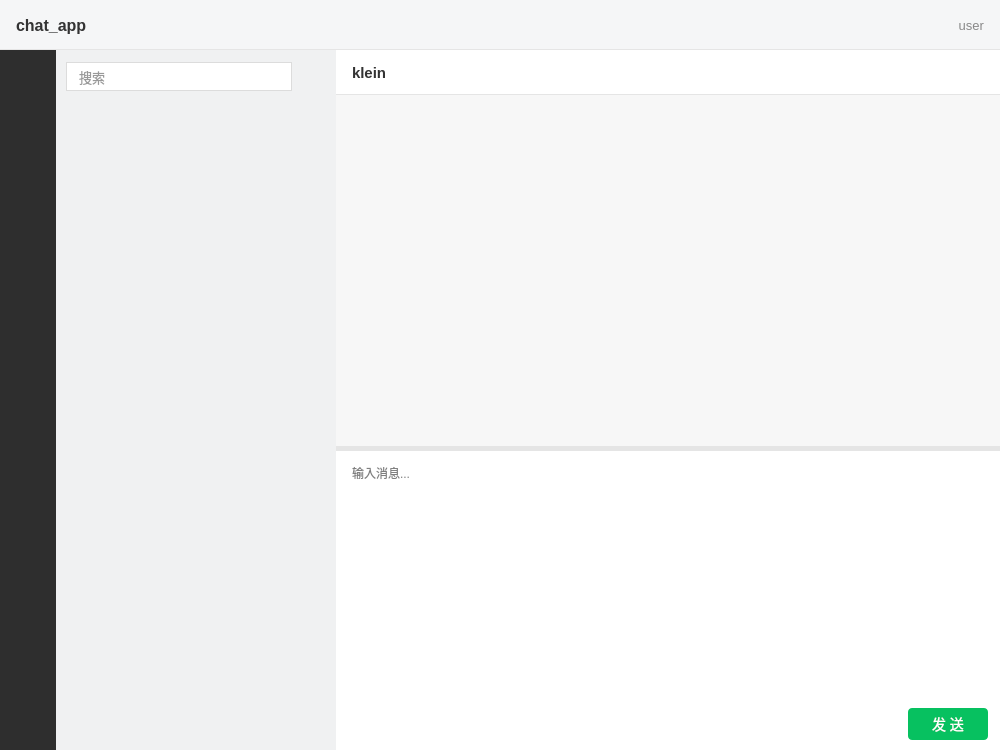
Qt form chat_app desktop/chatdialog.ui (Tindalos-ik/chat_app) before a commit.
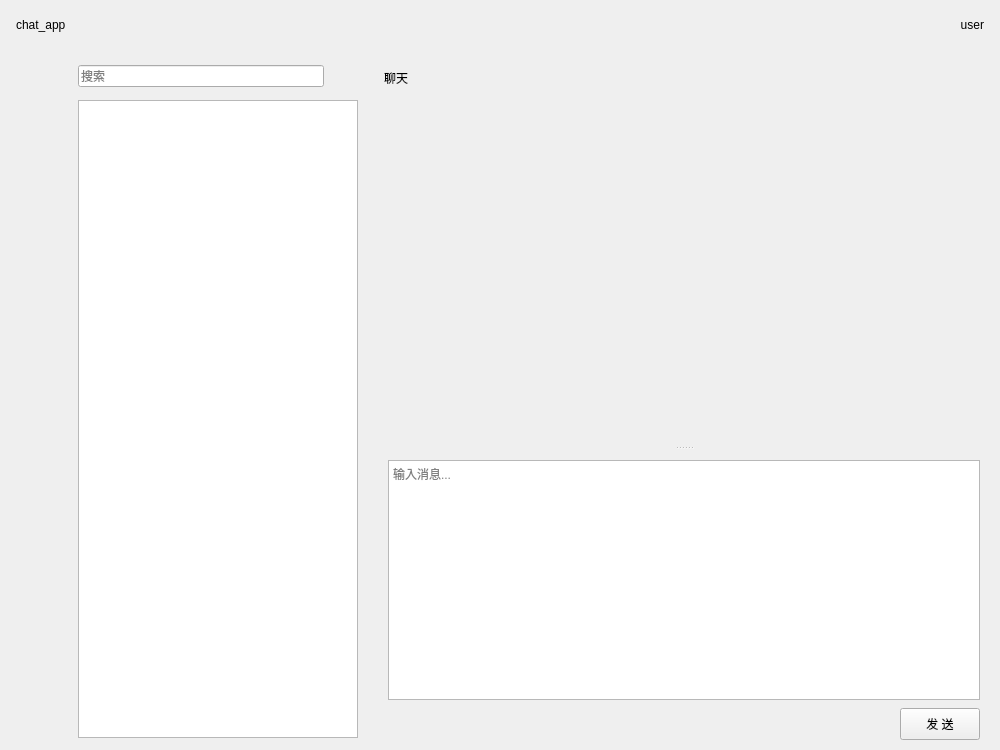
The same form after that commit. Icons and pictures are not drawn. Custom widgets are drawn as their Qt base class.

Patch:
```diff
--- a/chat_app desktop/chatdialog.ui
+++ b/chat_app desktop/chatdialog.ui
@@ -43,9 +43,6 @@
        <height>50</height>
       </size>
      </property>
-     <property name="styleSheet">
-      <string notr="true">background-color: #f5f6f7; border-bottom: 1px solid #e5e5e5;</string>
-     </property>
      <layout class="QHBoxLayout" name="header_layout">
       <property name="leftMargin">
        <number>16</number>
@@ -61,9 +58,6 @@
       </property>
       <item>
        <widget class="QLabel" name="header_title">
-        <property name="styleSheet">
-         <string notr="true">font-size: 16px; font-weight: bold; color: #333333;</string>
-        </property>
         <property name="text">
          <string>chat_app</string>
         </property>
@@ -84,9 +78,6 @@
       </item>
       <item>
        <widget class="QLabel" name="user_label">
-        <property name="styleSheet">
-         <string notr="true">font-size: 13px; color: #888888;</string>
-        </property>
         <property name="text">
          <string>user</string>
         </property>
@@ -119,31 +110,28 @@
       <widget class="QWidget" name="side_bar" native="true">
        <property name="minimumSize">
         <size>
-         <width>56</width>
+         <width>68</width>
          <height>0</height>
         </size>
        </property>
        <property name="maximumSize">
         <size>
-         <width>56</width>
+         <width>68</width>
          <height>16777215</height>
         </size>
        </property>
-       <property name="styleSheet">
-        <string notr="true">background-color: #2e2e2e;</string>
-       </property>
        <layout class="QVBoxLayout" name="side_layout">
         <property name="spacing">
-         <number>8</number>
+         <number>12</number>
         </property>
         <property name="leftMargin">
-         <number>6</number>
+         <number>12</number>
         </property>
         <property name="topMargin">
          <number>12</number>
         </property>
         <property name="rightMargin">
-         <number>6</number>
+         <number>12</number>
         </property>
         <property name="bottomMargin">
          <number>12</number>
@@ -241,19 +229,16 @@
       <widget class="QWidget" name="chat_user_wid" native="true">
        <property name="minimumSize">
         <size>
-         <width>220</width>
+         <width>260</width>
          <height>0</height>
         </size>
        </property>
        <property name="maximumSize">
         <size>
-         <width>280</width>
+         <width>300</width>
          <height>16777215</height>
         </size>
        </property>
-       <property name="styleSheet">
-        <string notr="true">QWidget#chat_user_wid { background-color: #f0f1f2; }</string>
-       </property>
        <layout class="QVBoxLayout" name="user_layout">
         <property name="spacing">
          <number>10</number>
@@ -277,10 +262,6 @@
           </property>
           <item>
            <widget class="QLineEdit" name="search_edit">
-            <property name="styleSheet">
-             <string notr="true">QLineEdit { background-color: #ffffff; border: 1px solid #dcdcdc; border-radius: 15px; padding: 5px 10px; font-size: 13px; color: #333333; }
-QLineEdit:focus { border-color: #07c160; }</string>
-            </property>
             <property name="placeholderText">
              <string>搜索</string>
             </property>
@@ -352,14 +333,6 @@
            </property>
           </widget>
           <widget class="SearchList" name="search_list">
-           <property name="styleSheet">
-            <string notr="true">QListWidget#search_list { background-color: transparent; border: none; }
-QScrollBar:vertical { background: transparent; width: 6px; margin: 0; }
-QScrollBar::handle:vertical { background: #c8c9cc; border-radius: 3px; min-height: 30px; }
-QScrollBar::handle:vertical:hover { background: #b0b3b8; }
-QScrollBar::add-line:vertical, QScrollBar::sub-line:vertical { height: 0; }
-QScrollBar::add-page:vertical, QScrollBar::sub-page:vertical { background: transparent; }</string>
-           </property>
           </widget>
          </widget>
         </item>
@@ -368,9 +341,6 @@
      </item>
      <item>
       <widget class="QWidget" name="chat_data_wid" native="true">
-       <property name="styleSheet">
-        <string notr="true">QWidget#chat_data_wid { background-color: #ffffff; }</string>
-       </property>
        <layout class="QVBoxLayout" name="data_layout">
         <property name="spacing">
          <number>0</number>
@@ -414,18 +384,15 @@
           <property name="minimumSize">
            <size>
             <width>0</width>
-            <height>45</height>
+            <height>56</height>
            </size>
           </property>
           <property name="maximumSize">
            <size>
             <width>16777215</width>
-            <height>45</height>
+            <height>56</height>
            </size>
           </property>
-          <property name="styleSheet">
-           <string notr="true">background-color: #ffffff; border-bottom: 1px solid #e5e5e5;</string>
-          </property>
           <layout class="QHBoxLayout" name="chat_title_layout">
            <property name="leftMargin">
             <number>16</number>
@@ -441,11 +408,8 @@
            </property>
            <item>
             <widget class="QLabel" name="chat_title_label">
-             <property name="styleSheet">
-              <string notr="true">font-size: 15px; font-weight: bold; color: #333333;</string>
-             </property>
              <property name="text">
-              <string>klein</string>
+              <string>聊天</string>
              </property>
             </widget>
            </item>
@@ -467,9 +431,6 @@
         </item>
         <item>
          <widget class="QSplitter" name="chat_splitter">
-          <property name="styleSheet">
-           <string notr="true">QSplitter::handle:vertical { background-color: #e5e5e5; }</string>
-          </property>
           <property name="orientation">
            <enum>Qt::Orientation::Vertical</enum>
           </property>
@@ -477,15 +438,12 @@
            <bool>false</bool>
           </property>
           <widget class="ChatView" name="chat_data" native="true">
-           <property name="styleSheet">
-            <string notr="true">background-color: #f7f7f7; border: none;</string>
-           </property>
           </widget>
           <widget class="QWidget" name="input_wid" native="true">
            <property name="minimumSize">
             <size>
              <width>0</width>
-             <height>80</height>
+             <height>150</height>
             </size>
            </property>
            <property name="maximumSize">
@@ -494,40 +452,24 @@
              <height>300</height>
             </size>
            </property>
-           <property name="styleSheet">
-            <string notr="true">background-color: #ffffff; border-top: 1px solid #e5e5e5;</string>
-           </property>
            <layout class="QVBoxLayout" name="input_layout">
             <property name="spacing">
              <number>8</number>
             </property>
             <property name="leftMargin">
-             <number>12</number>
+             <number>20</number>
             </property>
             <property name="topMargin">
              <number>10</number>
             </property>
             <property name="rightMargin">
-             <number>12</number>
+             <number>20</number>
             </property>
             <property name="bottomMargin">
              <number>10</number>
             </property>
             <item>
              <widget class="MessageTextEdit" name="input_edit">
-              <property name="styleSheet">
-               <string notr="true">background-color: #ffffff; border: none;</string>
-              </property>
-              <property name="html">
-               <string>&lt;!DOCTYPE HTML PUBLIC &quot;-//W3C//DTD HTML 4.0//EN&quot; &quot;http://www.w3.org/TR/REC-html40/strict.dtd&quot;&gt;
-&lt;html&gt;&lt;head&gt;&lt;meta name=&quot;qrichtext&quot; content=&quot;1&quot; /&gt;&lt;meta charset=&quot;utf-8&quot; /&gt;&lt;style type=&quot;text/css&quot;&gt;
-p, li { white-space: pre-wrap; }
-hr { height: 1px; border-width: 0; }
-li.unchecked::marker { content: &quot;\2610&quot;; }
-li.checked::marker { content: &quot;\2612&quot;; }
-&lt;/style&gt;&lt;/head&gt;&lt;body style=&quot; font-family:'Microsoft YaHei UI'; font-size:9pt; font-weight:400; font-style:normal;&quot;&gt;
-&lt;p style=&quot;-qt-paragraph-type:empty; margin-top:0px; margin-bottom:0px; margin-left:0px; margin-right:0px; -qt-block-indent:0; text-indent:0px;&quot;&gt;&lt;br /&gt;&lt;/p&gt;&lt;/body&gt;&lt;/html&gt;</string>
-              </property>
               <property name="placeholderText">
                <string>输入消息...</string>
               </property>
@@ -559,11 +501,6 @@
                 <property name="cursor">
                  <cursorShape>PointingHandCursor</cursorShape>
                 </property>
-                <property name="styleSheet">
-                 <string notr="true">QPushButton { background-color: #07c160; color: #ffffff; border: none; border-radius: 4px; font-size: 14px; }
-QPushButton:hover { background-color: #06ad56; }
-QPushButton:pressed { background-color: #059a4c; }</string>
-                </property>
                 <property name="text">
                  <string>发 送</string>
                 </property>
```
Left out of the diff: 16 changed lines with no effect on the pictures.
